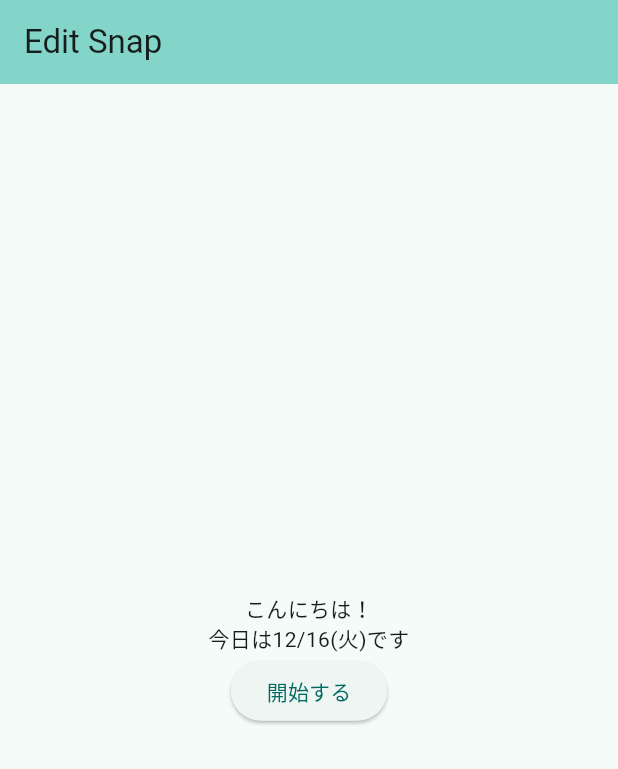
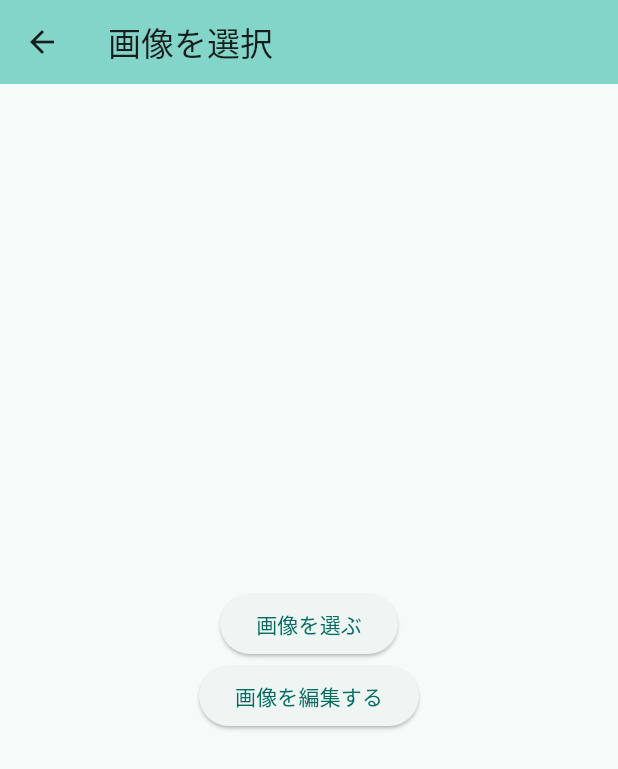
Before and after one commit to sakurakotubaki/image_picker_handson, a Flutter app: the screen it shows after launch, after a tap on "開始する", on a phone screen of 412 x 824 dp. Shown: the top 769 px of the screen. Run offline on Flutter 3.47's test engine with Material 3 defaults, Android fonts, the phone set to English and light mode, and no system bars.

Commit message:
added: l10n

```diff
--- /dev/null
+++ b/lib/iamge_select_screen.dart
@@ -0,0 +1,32 @@
+import 'package:flutter/material.dart';
+import 'package:image_picker_handson/l10n/app_localizations.dart';
+
+class IamgeSelectScreen extends StatefulWidget {
+  const IamgeSelectScreen({super.key});
+
+  @override
+  State<IamgeSelectScreen> createState() => _IamgeSelectScreenState();
+}
+
+class _IamgeSelectScreenState extends State<IamgeSelectScreen> {
+  @override
+  Widget build(BuildContext context) {
+    final l10n = L10n.of(context);
+
+    return Scaffold(
+      appBar: AppBar(
+        backgroundColor: Theme.of(context).colorScheme.inversePrimary,
+        title: Text(l10n.imageSelectScreentTitle),
+      ),
+      body: Center(
+        child: Column(
+          mainAxisAlignment: .center,
+          children: [
+            ElevatedButton(onPressed: () {}, child: Text(l10n.imageSelect),),
+            ElevatedButton(onPressed: () {}, child: Text(l10n.imageEdit),)
+          ],
+        ),
+      ),
+    );
+  }
+}
--- a/lib/l10n/app_ja.arb
+++ b/lib/l10n/app_ja.arb
@@ -9,5 +9,8 @@
       }
     }
   },
-  "start": "開始する"
+  "start": "開始する",
+  "imageSelectScreentTitle": "画像を選択",
+  "imageSelect": "画像を選ぶ",
+  "imageEdit": "画像を編集する"
 }
--- a/lib/l10n/app_localizations.dart
+++ b/lib/l10n/app_localizations.dart
@@ -110,6 +110,24 @@ abstract class L10n {
   /// In ja, this message translates to:
   /// **'開始する'**
   String get start;
+
+  /// No description provided for @imageSelectScreentTitle.
+  ///
+  /// In ja, this message translates to:
+  /// **'画像を選択'**
+  String get imageSelectScreentTitle;
+
+  /// No description provided for @imageSelect.
+  ///
+  /// In ja, this message translates to:
+  /// **'画像を選ぶ'**
+  String get imageSelect;
+
+  /// No description provided for @imageEdit.
+  ///
+  /// In ja, this message translates to:
+  /// **'画像を編集する'**
+  String get imageEdit;
 }
 
 class _L10nDelegate extends LocalizationsDelegate<L10n> {
--- a/lib/l10n/app_localizations_ja.dart
+++ b/lib/l10n/app_localizations_ja.dart
@@ -21,4 +21,13 @@ class L10nJa extends L10n {
 
   @override
   String get start => '開始する';
+
+  @override
+  String get imageSelectScreentTitle => '画像を選択';
+
+  @override
+  String get imageSelect => '画像を選ぶ';
+
+  @override
+  String get imageEdit => '画像を編集する';
 }
--- a/lib/start_screen.dart
+++ b/lib/start_screen.dart
@@ -1,4 +1,5 @@
 import 'package:flutter/material.dart';
+import 'package:image_picker_handson/iamge_select_screen.dart';
 import 'package:image_picker_handson/l10n/app_localizations.dart';
 
 class StartScreen extends StatelessWidget {
@@ -20,7 +21,11 @@ class StartScreen extends StatelessWidget {
             textAlign: .center,),
             ElevatedButton(
               onPressed: () {
-
+                Navigator.of( context).push(
+                  MaterialPageRoute(
+                    builder: (context) => const IamgeSelectScreen(),
+                  ),
+                );
               },
               child: Text(l10n.start),
             ),
```
